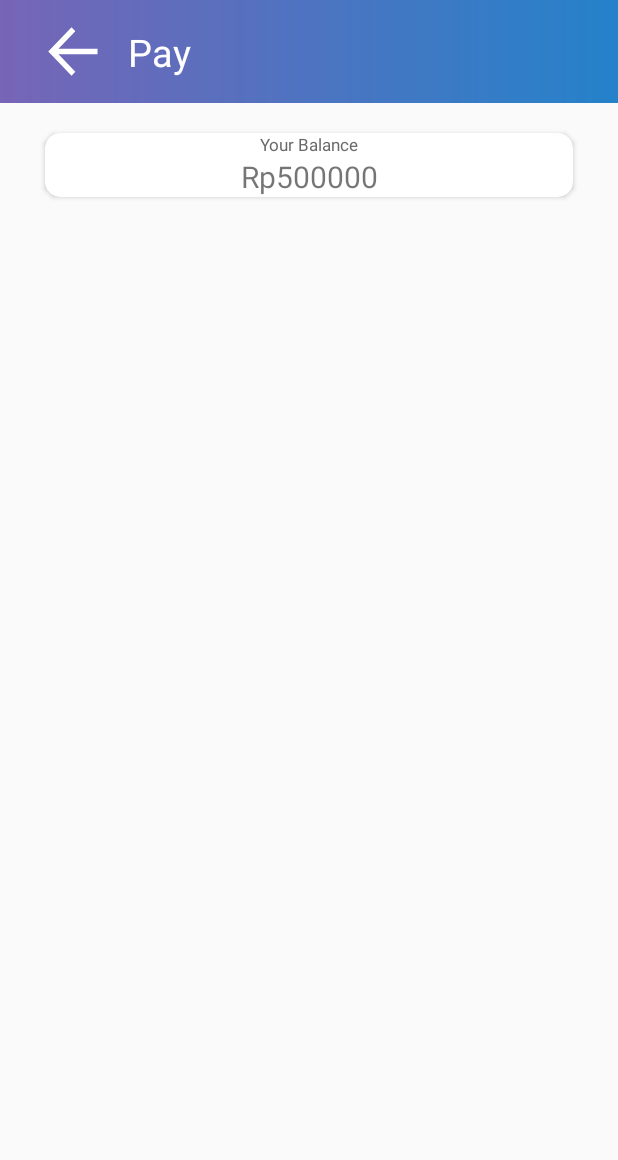
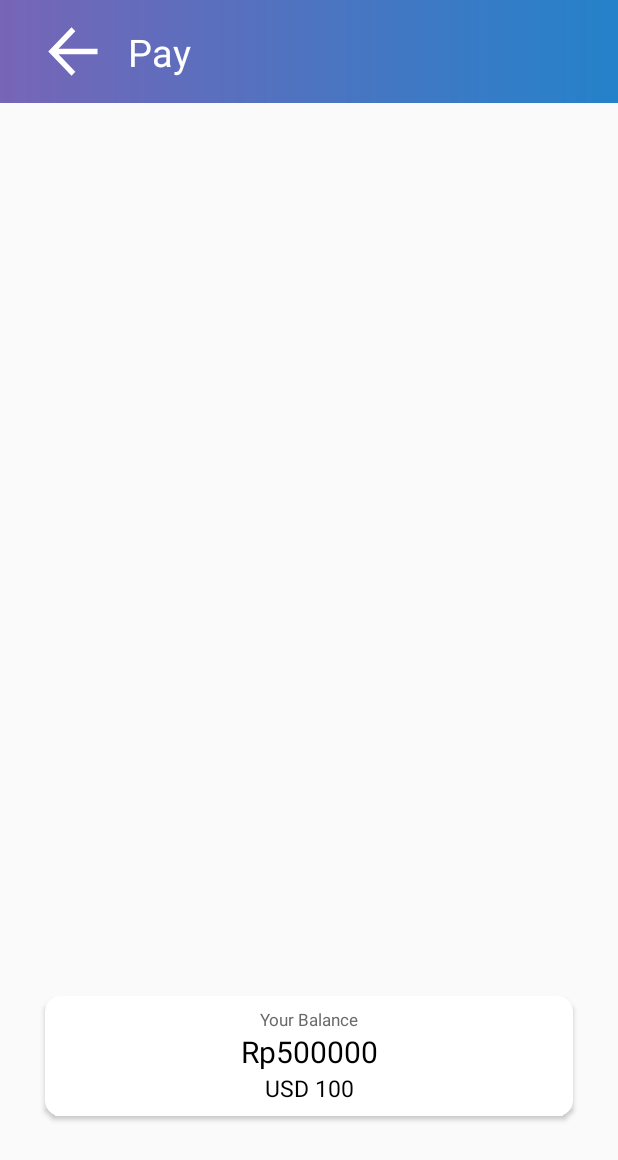
Before and after one commit to salomohutapea/GoParIApp, an Android app: the ScannerActivity screen opened directly, with no data from a screen before it, on a phone screen of 412 x 824 dp. Shown: the top 1160 px of the screen. Run offline under Robolectric (Android 15) with nearby library versions, the phone set to English and light mode, and no system bars.

Commit message:
update activity scanner

```diff
--- a/app/src/main/res/layout/activity_scanner.xml
+++ b/app/src/main/res/layout/activity_scanner.xml
@@ -1,5 +1,5 @@
 <?xml version="1.0" encoding="utf-8"?>
-<LinearLayout xmlns:android="http://schemas.android.com/apk/res/android"
+<android.support.constraint.ConstraintLayout xmlns:android="http://schemas.android.com/apk/res/android"
     xmlns:app="http://schemas.android.com/apk/res-auto"
     xmlns:tools="http://schemas.android.com/tools"
     android:layout_width="match_parent"
@@ -7,13 +7,14 @@
     android:orientation="vertical">
 
     <android.support.constraint.ConstraintLayout
+        app:layout_constraintTop_toTopOf="parent"
+        app:layout_constraintStart_toStartOf="parent"
         android:layout_width="match_parent"
         android:layout_height="wrap_content"
         android:background="@drawable/bgcolor"
         android:orientation="horizontal"
         android:padding="15dp"
-        app:layout_constraintEnd_toEndOf="parent"
-        app:layout_constraintStart_toStartOf="parent">
+        >
 
         <ImageView
             android:id="@+id/imageView"
@@ -42,23 +43,26 @@
     </android.support.constraint.ConstraintLayout>
 
     <android.support.v7.widget.CardView
+        app:layout_constraintBottom_toBottomOf="parent"
+        app:layout_constraintStart_toStartOf="parent"
         android:layout_width="match_parent"
-        android:layout_height="wrap_content"
+        android:layout_height="80dp"
         android:layout_marginLeft="30dp"
         android:layout_marginTop="20dp"
         android:layout_marginRight="30dp"
-        android:layout_marginBottom="10dp"
+        android:layout_marginBottom="80dp"
         android:background="@drawable/gradienthorizontal"
+        android:id="@+id/ScannerCard"
         app:cardCornerRadius="10dp"
-        app:layout_constraintEnd_toEndOf="parent"
-        app:layout_constraintStart_toStartOf="parent"
-        app:layout_constraintTop_toTopOf="parent">
+        app:contentPadding="8dp"
+        >
 
         <android.support.constraint.ConstraintLayout
             android:layout_width="match_parent"
             android:layout_height="match_parent">
 
             <TextView
+                android:id="@+id/ScannerTvBalance"
                 android:layout_width="match_parent"
                 android:layout_height="wrap_content"
                 android:gravity="center"
@@ -66,21 +70,32 @@
                 android:textAlignment="center"
                 android:textColor="#696969"
                 android:textSize="11sp"
-                app:layout_constraintEnd_toEndOf="parent"
                 app:layout_constraintStart_toStartOf="parent"
-                android:id="@+id/PayTvBalance"/>
+                app:layout_constraintTop_toTopOf="parent" />
+
             <TextView
+                android:id="@+id/ScannerTvIdr"
                 android:layout_width="match_parent"
                 android:layout_height="wrap_content"
-                app:layout_constraintTop_toBottomOf="@id/PayTvBalance"
+                android:text="Rp500000"
+                android:textAlignment="center"
+                android:textColor="#000"
                 android:textSize="20sp"
+                app:layout_constraintTop_toBottomOf="@id/ScannerTvBalance" />
+
+            <TextView
+                android:id="@+id/PayTvUsd"
+                android:layout_width="match_parent"
+                android:layout_height="wrap_content"
+                android:text="USD 100"
                 android:textAlignment="center"
-                android:id="@+id/PayTvIdr"
-                android:text="Rp500000"/>
+                android:textColor="#000"
+                android:textSize="15sp"
+                app:layout_constraintTop_toBottomOf="@id/ScannerTvIdr" />
 
 
         </android.support.constraint.ConstraintLayout>
 
     </android.support.v7.widget.CardView>
 
-</LinearLayout>
+</android.support.constraint.ConstraintLayout>
```
